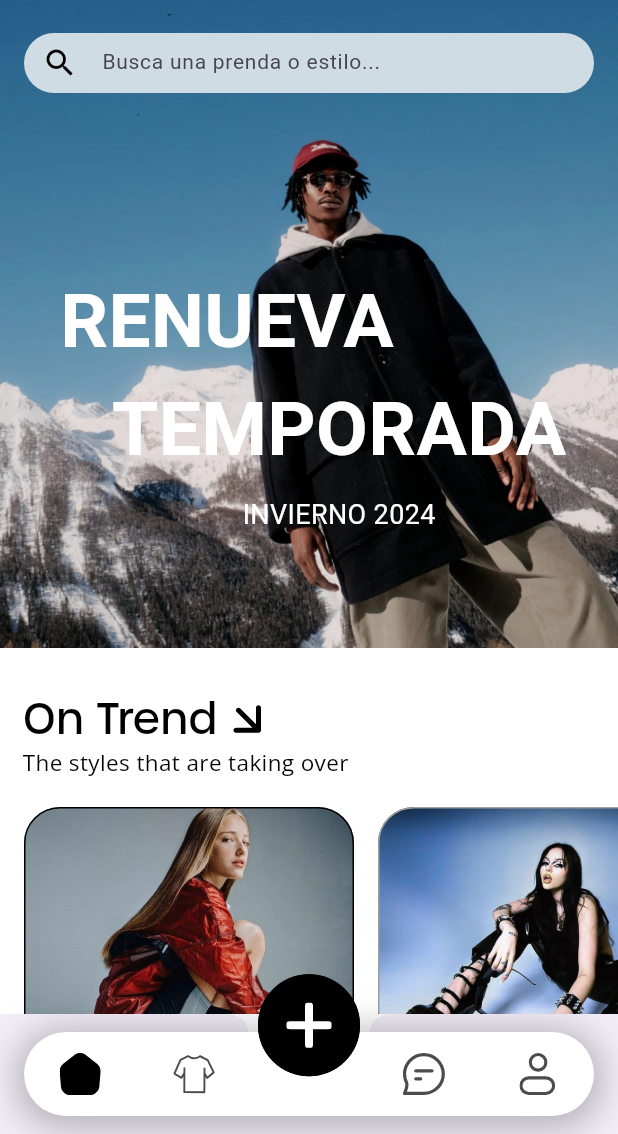
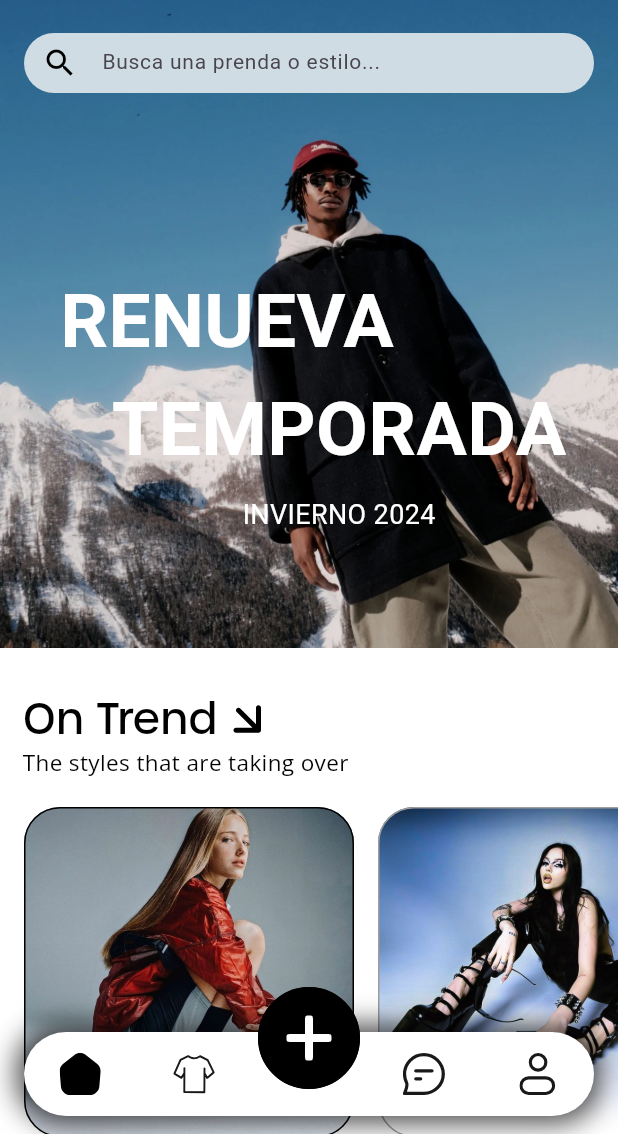
Before and after one commit to SwappyUPV/Swappy-Front, a Flutter app: the screen it shows after launch, on a phone screen of 412 x 824 dp, the part 102-1236 px from its top. Run offline on Flutter 3.47's test engine with Material 3 defaults, Android fonts, the phone set to English and light mode, and no system bars; our stand-ins replace cached_network_image, cloud_firestore, firebase_auth, firebase_core, firebase_storage, flutter_svg and 6 more; accounts and stored records are empty; Roboto replaces fonts that are missing (UrbaneExtraLight); project files that could hold a hidden picture were left out.

Commit message:
bottomBAr funcional

```diff
--- a/lib/features/catalogue/presentation/widgets/navigation_menu.dart
+++ b/lib/features/catalogue/presentation/widgets/navigation_menu.dart
@@ -112,27 +112,12 @@ class _NavigationMenuState extends State<NavigationMenu> {
                     }
                   },
                   labelType: NavigationRailLabelType.all,
-                  leading: FloatingActionButton(
-                    onPressed: () {
-                      if (authController.isLoggedIn.value) {
-                        _onItemTapped(2);
-                      } else {
-                        _showLoginDialog();
-                      }
-                    },
-                    backgroundColor: Colors.black,
-                    child: SvgPicture.asset(
-                      'assets/icons/navBar/add.svg',
-                      width: 30,
-                      height: 30,
-                      color: Colors.white,
-                    ),
-                  ),
                   destinations: [
-                    _buildRailDestination('home', 'home_selected', 'Catalogue'),
-                    _buildRailDestination('top', 'top_selected', 'Closet'),
+                    _buildRailDestination('home', 'home_selected', 'Catálogo'),
+                    _buildRailDestination('top', 'top_selected', 'Armario'),
+                    _buildRailDestination('add', 'add_selected', 'Subir'),
                     _buildRailDestination('chat', 'chat_selected', 'Chat'),
-                    _buildRailDestination('user', 'user_selected', authController.isLoggedIn.value ? 'Profile' : 'Login'),
+                    _buildRailDestination('user', 'user_selected', authController.isLoggedIn.value ? 'Perfil' : 'Iniciar Sesión'),
                   ],
                 ),
                 Expanded(
@@ -156,7 +141,9 @@ class _NavigationMenuState extends State<NavigationMenu> {
         } else {
           // Use Bottom Navigation for smaller screens
           return Scaffold(
-            body: WillPopScope(
+            body: Stack(
+              children: [
+                WillPopScope(
                   onWillPop: _onWillPop,
                   child: IndexedStack(
                     index: _selectedIndex,
@@ -176,9 +163,48 @@ class _NavigationMenuState extends State<NavigationMenu> {
                         .toList(),
                   ),
                 ),
+                Positioned(
+                  bottom: 0,
+                  left: 0,
+                  right: 0,
+                  child: BottomAppBar(
+                    shape: const CircularNotchedRectangle(),
+                    notchMargin: 8.0,
+                    color: Colors.transparent, // Make BottomAppBar transparent
+                    elevation: 0, // Remove shadow
+                    child: Container(
+                      height: 98,
+                      width: 390,
+                      decoration: BoxDecoration(
+                        color: Colors.white, // Set the desired background color
+                        borderRadius: BorderRadius.circular(30.0),
+                        boxShadow: [
+                          BoxShadow(
+                            color: Colors.black.withOpacity(0.7),
+                            blurRadius: 15,
+                            spreadRadius: 5,
+                          ),
+                        ],
+                      ),
+                      child: Row(
+                        mainAxisAlignment: MainAxisAlignment.spaceAround,
+                        children: [
+                          _buildNavBarItem('home', 0),
+                          _buildNavBarItem('top', 1),
+                          const SizedBox(width: 50), // Space for the floating action button
+                          _buildNavBarItem('chat', 3),
+                          _buildNavBarItem('user', 4),
+                        ],
+                      ),
+                    ),
+                  ),
+                ),
+              ],
+            ),
             floatingActionButtonLocation: FloatingActionButtonLocation.centerDocked,
-            floatingActionButton: Container(
-              margin: const EdgeInsets.only(top: 15),
+            floatingActionButton: Transform.translate(
+              offset: const Offset(0, -30), // Adjust the offset to raise the button
+              child: Container(
                 height: 68,
                 width: 68,
                 child: FloatingActionButton(
@@ -203,34 +229,6 @@ class _NavigationMenuState extends State<NavigationMenu> {
                   ),
                 ),
               ),
-            bottomNavigationBar: BottomAppBar(
-              shape: const CircularNotchedRectangle(),
-              notchMargin: 8.0,
-              child: Container(
-                height: 60,
-                decoration: BoxDecoration(
-                  color: Colors.white,
-                  borderRadius: BorderRadius.circular(30.0),
-                  boxShadow: [
-                    BoxShadow(
-                      color: Colors.black26,
-                      blurRadius: 20,
-                      spreadRadius: 5,
-                      offset: Offset(0, 3),
-                    ),
-                  ],
-                ),
-                child: Row(
-                  mainAxisAlignment: MainAxisAlignment.spaceAround,
-                  children: [
-                    _buildNavBarItem('home', 0),
-                    _buildNavBarItem('top', 1),
-                    const SizedBox(width: 50), // Space for the floating action button
-                    _buildNavBarItem('chat', 3),
-                    _buildNavBarItem('user', 4),
-                  ],
-                ),
-              ),
             ),
           );
         }
@@ -245,7 +243,7 @@ class _NavigationMenuState extends State<NavigationMenu> {
         'assets/icons/navBar/$icon.svg',
         width: 30,
         height: 30,
-        color: isSelected ? Colors.black : Colors.black.withOpacity(0.7),
+        color: isSelected ? Colors.black : Colors.black.withOpacity(0.9),
       ),
       selectedIcon: SvgPicture.asset(
         'assets/icons/navBar/$selectedIcon.svg',
@@ -264,7 +262,7 @@ class _NavigationMenuState extends State<NavigationMenu> {
         'assets/icons/navBar/${isSelected ? '${icon}_selected' : icon}.svg',
         width: 28,
         height: 28,
-        color: isSelected ? Colors.black : Colors.black.withOpacity(0.7),
+        color: isSelected ? Colors.black : Colors.black.withOpacity(0.9),
       ),
       onPressed: () => _onItemTapped(index),
     );
```
Lines whose indentation alone changed are shown as unchanged.
